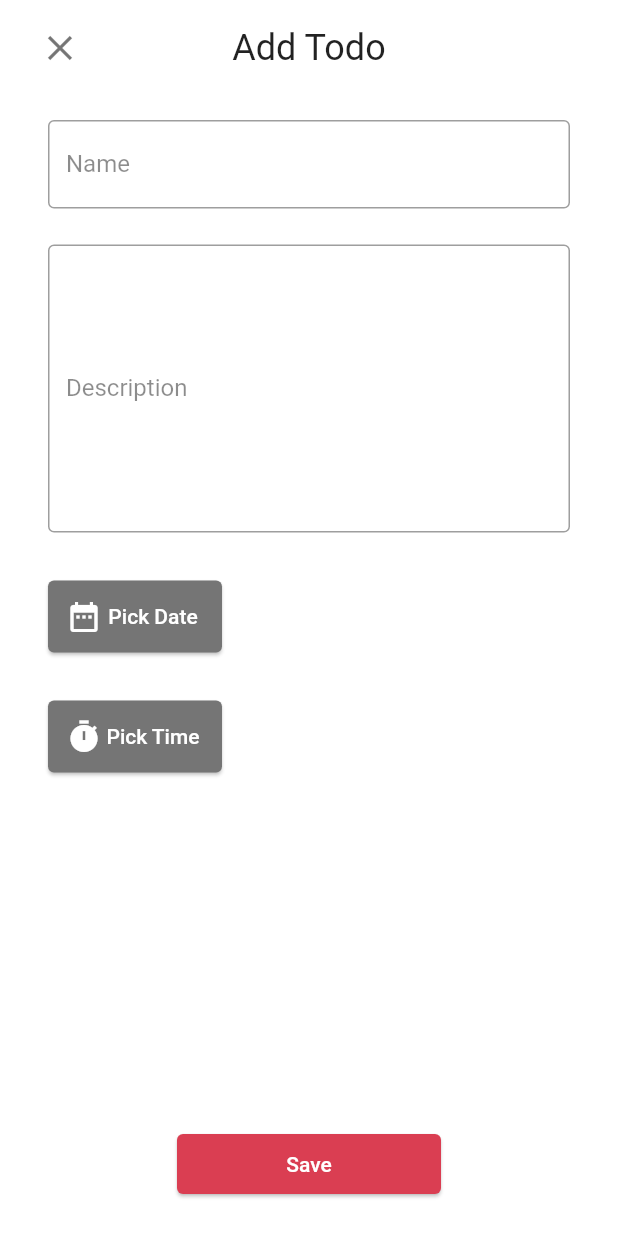
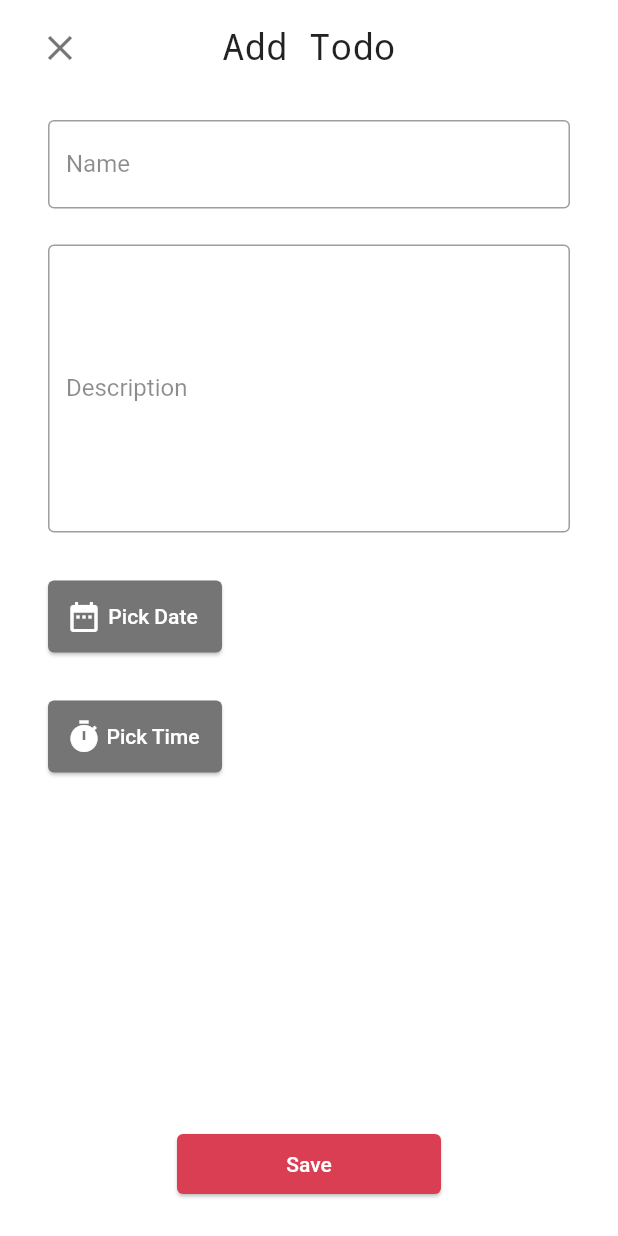
Before and after one commit to ErRor276/FlutterTodoList, a Flutter app: the screen it shows after launch, after a tap on the "add" icon, on a phone screen of 412 x 824 dp. Run offline on Flutter 3.47's test engine with Material 2 defaults, Android fonts, the phone set to English and light mode, and no system bars; our stand-ins replace device_preview, flutter_datetime_picker, flutter_hooks, flutter_local_notifications, hive, hive_flutter and 2 more; accounts and stored records are empty.

Commit message:
responsive setupped

```diff
--- a/lib/main.dart
+++ b/lib/main.dart
@@ -1,3 +1,4 @@
+import 'package:device_preview/device_preview.dart';
 import 'package:flutter/material.dart';
 import 'package:hooks_riverpod/hooks_riverpod.dart';
 import 'package:todo_list/services/database.dart';
@@ -15,7 +16,10 @@ void main() async {
   notiInit = await NotificationService().init();
   print("notiInit: $notiInit");
 
-  runApp(const ProviderScope(child: MyApp()));
+  runApp(DevicePreview(
+    enabled: true,
+    builder: (context) => const ProviderScope(child: MyApp()),
+  ));
 }
 
 class MyApp extends StatelessWidget {
@@ -30,12 +34,10 @@ class MyApp extends StatelessWidget {
         brightness: Brightness.light,
         primaryColor: Color(0xFF3185FC),
         accentColor: Color(0xFFDA3E52),
-        textTheme: TextTheme(
-          headline6: TextStyle(fontSize: 20, fontWeight: FontWeight.w500),
-          bodyText1: TextStyle(fontSize: 16, fontWeight: FontWeight.w400),
-          bodyText2: TextStyle(fontSize: 14, fontWeight: FontWeight.w300),
-        ),
+        fontFamily: 'Roboto',
       ),
+      locale: DevicePreview.locale(context), // Add the locale here
+      builder: DevicePreview.appBuilder, // Add the builder here
       home: (dbInit && notiInit)
           ? HomePage()
           : Scaffold(body: Center(child: CircularProgressIndicator())),
--- /dev/null
+++ b/lib/models/layout.dart
@@ -0,0 +1,17 @@
+import 'package:flutter/cupertino.dart';
+
+class Layout {
+  final TextStyle headline1;
+  final TextStyle headline2;
+  final TextStyle headline3;
+  final TextStyle bodyText1;
+  final TextStyle bodyText2;
+
+  Layout({
+    required this.headline1,
+    required this.headline2,
+    required this.headline3,
+    required this.bodyText1,
+    required this.bodyText2,
+  });
+}
--- /dev/null
+++ b/lib/providers/responsive_provider.dart
@@ -0,0 +1,8 @@
+import 'package:hooks_riverpod/hooks_riverpod.dart';
+import 'package:todo_list/models/layout.dart';
+
+class ResponsiveNotifier extends StateNotifier<Layout> {
+  ResponsiveNotifier(state) : super(state);
+
+  void size({required height, required width}) {}
+}
--- a/lib/providers/todo_provider.dart
+++ b/lib/providers/todo_provider.dart
@@ -1,7 +1,4 @@
-import 'package:hive/hive.dart';
 import 'package:hooks_riverpod/hooks_riverpod.dart';
-import 'package:hive_flutter/hive_flutter.dart';
-import 'package:todo_list/constants.dart';
 import 'package:todo_list/models/todo.dart';
 import 'package:todo_list/services/database.dart';
 import 'package:todo_list/services/notification_service.dart';
--- a/lib/services/notification_service.dart
+++ b/lib/services/notification_service.dart
@@ -1,6 +1,5 @@
 import 'package:flutter_local_notifications/flutter_local_notifications.dart';
 import 'package:timezone/data/latest.dart' as tz;
-import 'package:timezone/timezone.dart' as tz;
 
 class NotificationService {
   static final NotificationService _notificationService =
@@ -17,11 +16,13 @@ class NotificationService {
 
   final AndroidNotificationDetails androidPlatformChannelSpecifics =
       AndroidNotificationDetails(
-          "todo_list123", //Required for Android 8.0 or after
-          "Todo List", //Required for Android 8.0 or after
-          "Show Todos", //Required for Android 8.0 or after
-          importance: Importance.high,
-          priority: Priority.high);
+    "todo_list123", //Required for Android 8.0 or after
+    "Todo List", //Required for Android 8.0 or after
+    "Show Todos", //Required for Android 8.0 or after
+    importance: Importance.high,
+    priority: Priority.high,
+    playSound: true,
+  );
 
   Future<bool> init() async {
     final AndroidInitializationSettings initializationSettingsAndroid =
--- a/lib/state.dart
+++ b/lib/state.dart
@@ -1,4 +1,7 @@
+import 'package:flutter/cupertino.dart';
 import 'package:hooks_riverpod/hooks_riverpod.dart';
+import 'package:todo_list/models/layout.dart';
+import 'package:todo_list/providers/responsive_provider.dart';
 
 import 'models/todo.dart';
 import 'providers/todo_provider.dart';
@@ -6,3 +9,41 @@ import 'providers/todo_provider.dart';
 final todoListProvider = StateNotifierProvider<TodoListNotifier, List<Todo>>(
   (ref) => TodoListNotifier(),
 );
+
+final responsiveProvider = StateNotifierProvider<ResponsiveNotifier, Layout>(
+  (ref) => ResponsiveNotifier(
+    Layout(
+      headline1: TextStyle(
+        decoration: TextDecoration.none,
+        color: Color(0xFF212121),
+        fontWeight: FontWeight.w400,
+        fontSize: 34,
+        letterSpacing: 0.25,
+      ),
+      headline2: TextStyle(
+        decoration: TextDecoration.none,
+        color: Color(0xFF212121),
+        fontWeight: FontWeight.w400,
+        fontSize: 24,
+        letterSpacing: 0,
+      ),
+      headline3: TextStyle(
+        decoration: TextDecoration.none,
+        color: Color(0xFF212121),
+        fontWeight: FontWeight.w500,
+        fontSize: 20,
+        letterSpacing: 0.15,
+      ),
+      bodyText1: TextStyle(
+        fontWeight: FontWeight.w400,
+        fontSize: 16,
+        letterSpacing: 0.5,
+      ),
+      bodyText2: TextStyle(
+        fontWeight: FontWeight.w300,
+        fontSize: 14,
+        letterSpacing: 0.25,
+      ),
+    ),
+  ),
+);
--- a/lib/views/home.dart
+++ b/lib/views/home.dart
@@ -14,6 +14,12 @@ class HomePage extends HookWidget {
   @override
   Widget build(BuildContext context) {
     print('building MyHomePage');
+    var height = MediaQuery.of(context).size.height;
+    var width = MediaQuery.of(context).size.width;
+    var layout = useProvider(responsiveProvider);
+    context
+        .read(responsiveProvider.notifier)
+        .size(height: height, width: width);
     context.read(todoListProvider.notifier).init();
     var allPadding = 20.0;
     var topPadding = MediaQuery.of(context).viewPadding.top;
@@ -32,13 +38,13 @@ class HomePage extends HookWidget {
           child: Column(
             crossAxisAlignment: CrossAxisAlignment.start,
             children: [
-              Header(header: "Todo List"),
+              Header(header: "Todo List", layoutData: layout),
               SizedBox(height: 12),
-              Searchbar(),
-              Toolbar(),
+              Searchbar(layoutData: layout),
+              Toolbar(layoutData: layout),
               SizedBox(height: 6),
               Expanded(
-                child: TodoListView(),
+                child: TodoListView(layoutData: layout),
               ),
             ],
           ),
@@ -58,6 +64,7 @@ class HomePage extends HookWidget {
                     Animation secondaryAnimation) {
                   return FullScreenDialog(
                     type: DialogType.add,
+                    layoutData: layout,
                   );
                 },
               );
--- a/lib/views/widgets/fullscreen_dialog.dart
+++ b/lib/views/widgets/fullscreen_dialog.dart
@@ -1,6 +1,7 @@
 import 'package:flutter/material.dart';
 import 'package:flutter_datetime_picker/flutter_datetime_picker.dart';
 import 'package:flutter_hooks/flutter_hooks.dart';
+import 'package:todo_list/models/layout.dart';
 import 'package:todo_list/models/todo.dart';
 import 'package:todo_list/state.dart';
 import 'package:hooks_riverpod/hooks_riverpod.dart';
@@ -12,10 +13,12 @@ class FullScreenDialog extends HookWidget {
     Key? key,
     required this.type,
     this.todo,
+    required this.layoutData,
   }) : super(key: key);
 
   final DialogType type;
   final Todo? todo;
+  final Layout layoutData;
 
   @override
   Widget build(BuildContext context) {
@@ -77,7 +80,13 @@ class FullScreenDialog extends HookWidget {
                     child: Text(
                       type == DialogType.add ? "Add Todo" : "Edit Todo",
                       textAlign: TextAlign.center,
-                      style: Theme.of(context).textTheme.headline5,
+                      style: TextStyle(
+                        decoration: TextDecoration.none,
+                        color: Colors.black87,
+                        fontWeight: FontWeight.w400,
+                        fontSize: 24,
+                        letterSpacing: 0,
+                      ),
                     ),
                   ),
                   SizedBox(width: 64),
@@ -194,7 +203,7 @@ class FullScreenDialog extends HookWidget {
                     Expanded(
                       child: Text(
                         pickedDate.value,
-                        style: Theme.of(context).textTheme.bodyText1,
+                        style: layoutData.bodyText1,
                       ),
                     ),
                   ],
@@ -252,7 +261,7 @@ class FullScreenDialog extends HookWidget {
                     Expanded(
                       child: Text(
                         pickedTime.value,
-                        style: Theme.of(context).textTheme.bodyText1,
+                        style: layoutData.bodyText1,
                       ),
                     ),
                   ],
--- a/lib/views/widgets/header.dart
+++ b/lib/views/widgets/header.dart
@@ -1,15 +1,18 @@
 import 'package:flutter/material.dart';
+import 'package:todo_list/models/layout.dart';
 
 class Header extends StatelessWidget {
-  const Header({Key? key, required this.header}) : super(key: key);
+  const Header({Key? key, required this.header, required this.layoutData})
+      : super(key: key);
 
   final String header;
+  final Layout layoutData;
 
   @override
   Widget build(BuildContext context) {
     return Text(
       header,
-      style: Theme.of(context).textTheme.headline4,
+      style: layoutData.headline1,
     );
   }
 }
--- a/lib/views/widgets/searchbar.dart
+++ b/lib/views/widgets/searchbar.dart
@@ -1,10 +1,13 @@
 import 'package:flutter/material.dart';
 import 'package:flutter_hooks/flutter_hooks.dart';
 import 'package:hooks_riverpod/hooks_riverpod.dart';
+import 'package:todo_list/models/layout.dart';
 import 'package:todo_list/providers/todo_provider.dart';
 
 class Searchbar extends HookWidget {
-  const Searchbar({Key? key}) : super(key: key);
+  const Searchbar({Key? key, required this.layoutData}) : super(key: key);
+
+  final Layout layoutData;
 
   @override
   Widget build(BuildContext context) {
--- a/lib/views/widgets/todo_dialog.dart
+++ b/lib/views/widgets/todo_dialog.dart
@@ -1,10 +1,13 @@
 import 'package:flutter/material.dart';
+import 'package:todo_list/models/layout.dart';
 import 'package:todo_list/models/todo.dart';
 
 class TodoDialog extends StatelessWidget {
-  const TodoDialog({Key? key, required this.todo}) : super(key: key);
+  const TodoDialog({Key? key, required this.todo, required this.layoutData})
+      : super(key: key);
 
   final Todo todo;
+  final Layout layoutData;
 
   @override
   Widget build(BuildContext context) {
@@ -34,7 +37,7 @@ class TodoDialog extends StatelessWidget {
             Text(
               todo.name,
               softWrap: true,
-              style: Theme.of(context).textTheme.headline6,
+              style: layoutData.headline3,
             ),
             SizedBox(height: 16),
             Align(
@@ -42,14 +45,14 @@ class TodoDialog extends StatelessWidget {
               child: Text(
                 datetimeString,
                 softWrap: true,
-                style: Theme.of(context).textTheme.bodyText2,
+                style: layoutData.bodyText2,
               ),
             ),
             SizedBox(height: 16),
             Text(
               todo.description,
               softWrap: true,
-              style: Theme.of(context).textTheme.bodyText1,
+              style: layoutData.bodyText1,
             ),
             SizedBox(height: 16),
             Align(
--- a/lib/views/widgets/todo_item.dart
+++ b/lib/views/widgets/todo_item.dart
@@ -1,13 +1,16 @@
 import 'package:flutter/material.dart';
 import 'package:flutter_hooks/flutter_hooks.dart';
+import 'package:todo_list/models/layout.dart';
 import 'package:todo_list/models/todo.dart';
 import 'package:todo_list/state.dart';
 import 'package:hooks_riverpod/hooks_riverpod.dart';
 
 class TodoItem extends HookWidget {
-  const TodoItem({Key? key, required this.todo}) : super(key: key);
+  const TodoItem({Key? key, required this.todo, required this.layoutData})
+      : super(key: key);
 
   final Todo todo;
+  final Layout layoutData;
 
   @override
   Widget build(BuildContext context) {
@@ -33,13 +36,13 @@ class TodoItem extends HookWidget {
                       Expanded(
                         child: Text(
                           todo.name,
-                          style: Theme.of(context).textTheme.bodyText1,
+                          style: layoutData.bodyText1,
                           softWrap: true,
                         ),
                       ),
                       Text(
                         datetimeString,
-                        style: Theme.of(context).textTheme.bodyText2,
+                        style: layoutData.bodyText2,
                         softWrap: true,
                       ),
                     ],
--- a/lib/views/widgets/todo_listview.dart
+++ b/lib/views/widgets/todo_listview.dart
@@ -1,6 +1,7 @@
 import 'package:flutter/material.dart';
 import 'package:flutter_hooks/flutter_hooks.dart';
 import 'package:hooks_riverpod/hooks_riverpod.dart';
+import 'package:todo_list/models/layout.dart';
 import 'package:todo_list/providers/todo_provider.dart';
 import 'package:todo_list/state.dart';
 import 'package:todo_list/views/widgets/fullscreen_dialog.dart';
@@ -9,7 +10,9 @@ import 'package:todo_list/views/widgets/todo_dialog.dart';
 import 'todo_item.dart';
 
 class TodoListView extends HookWidget {
-  const TodoListView({Key? key}) : super(key: key);
+  const TodoListView({Key? key, required this.layoutData}) : super(key: key);
+
+  final Layout layoutData;
 
   @override
   Widget build(BuildContext context) {
@@ -33,6 +36,7 @@ class TodoListView extends HookWidget {
                   builder: (BuildContext context) {
                     return TodoDialog(
                       todo: todoList[i],
+                      layoutData: layoutData,
                     );
                   },
                 );
@@ -50,11 +54,15 @@ class TodoListView extends HookWidget {
                     return FullScreenDialog(
                       type: DialogType.edit,
                       todo: todoList[i],
+                      layoutData: layoutData,
                     );
                   },
                 );
               },
-              child: TodoItem(todo: todoList[i]),
+              child: TodoItem(
+                todo: todoList[i],
+                layoutData: layoutData,
+              ),
             ),
           ),
         ],
--- a/lib/views/widgets/toolbar.dart
+++ b/lib/views/widgets/toolbar.dart
@@ -1,10 +1,13 @@
 import 'package:flutter/material.dart';
 import 'package:flutter_hooks/flutter_hooks.dart';
 import 'package:hooks_riverpod/hooks_riverpod.dart';
+import 'package:todo_list/models/layout.dart';
 import 'package:todo_list/providers/todo_provider.dart';
 
 class Toolbar extends HookWidget {
-  const Toolbar({Key? key}) : super(key: key);
+  const Toolbar({Key? key, required this.layoutData}) : super(key: key);
+
+  final Layout layoutData;
 
   @override
   Widget build(BuildContext context) {
@@ -22,8 +25,7 @@ class Toolbar extends HookWidget {
         Expanded(
           child: Text(
             '${useProvider(activeTodosCount).toString()} active items',
-            style: Theme.of(context).textTheme.bodyText2,
-            // ?.copyWith(color: Theme.of(context).accentColor),
+            style: layoutData.bodyText2,
             overflow: TextOverflow.ellipsis,
           ),
         ),
```
Also changed, not shown: pubspec.yaml (+14 -13 lines), assets/fonts/caveat/Caveat-VariableFont_wght.ttf (added), assets/fonts/roboto/Roboto-Light.ttf (added), assets/fonts/roboto/Roboto-Medium.ttf (added), assets/fonts/roboto/Roboto-Regular.ttf (added), pubspec.lock.
